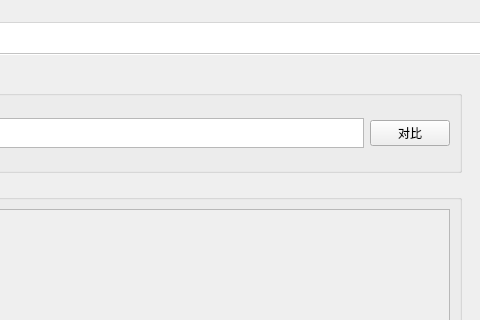
The window that SystemGainUi.ui (huisede/SystemGain) describes before a commit, drawn with Qt 5; both pictures show x 530 to 1010 and y 0 to 320 of the 1010 by 984 pixel window.
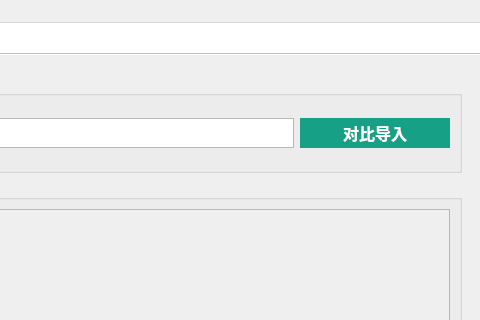
The same window after the commit. The open tabs and pages were chosen to show the change. Icons and pictures are not drawn.

Diff of the .ui file:
```diff
--- a/SystemGainUi.ui
+++ b/SystemGainUi.ui
@@ -1264,12 +1264,17 @@
               <widget class="QPushButton" name="History_Data_Choose_PushButton">
                <property name="minimumSize">
                 <size>
-                 <width>0</width>
+                 <width>150</width>
                  <height>0</height>
                 </size>
                </property>
+               <property name="styleSheet">
+                <string notr="true">QPushButton{ background-color:#16A085;border:none;color:#ffffff;
+font-family:'Microsoft YaHei';font-size:16px;font-weight: bold;height:30px;}
+QPushButton:pressed{background-color:#16A055;}</string>
+               </property>
                <property name="text">
-                <string>对比</string>
+                <string>对比导入</string>
                </property>
               </widget>
              </item>
```
Left out of the diff: 39 changed lines with no effect on the pictures.
